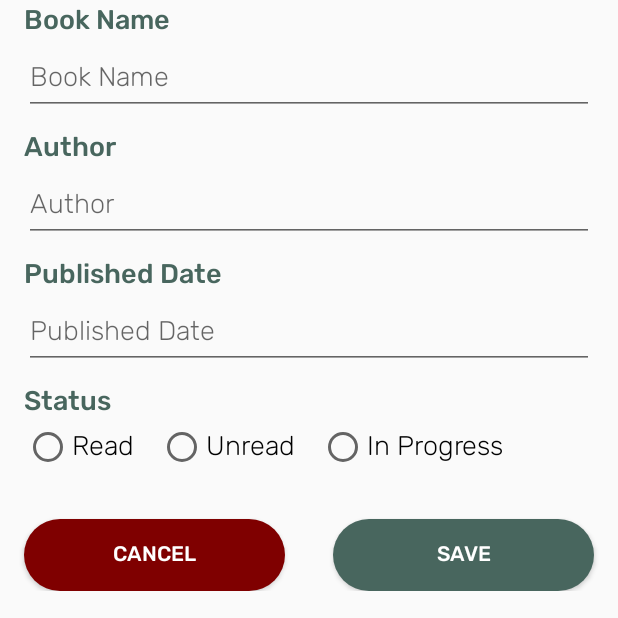
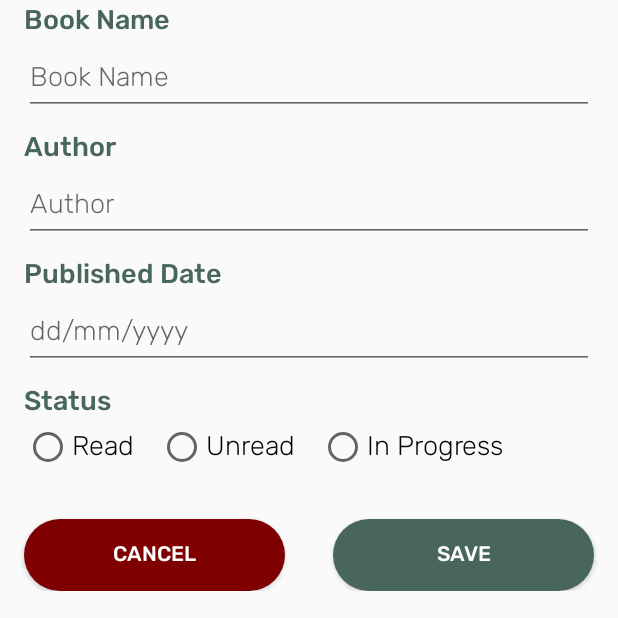
Before and after one commit to MariemMezghani/BookFinder-App, an Android app: the DetailFragment screen opened through its navigation route, on a phone screen of 412 x 824 dp, the top half of it. Run offline under Robolectric (Android 15) with nearby library versions, the phone set to English and light mode, and no system bars; our stand-ins replace Room's generated code, data binding.

Commit message:
show snackbar when no book and make published date edittext show dd/mm/yyyy

```diff
--- a/app/src/main/java/com/github/mariemmezghani/bookfinder/ListFragment.kt
+++ b/app/src/main/java/com/github/mariemmezghani/bookfinder/ListFragment.kt
@@ -15,6 +15,7 @@ import com.github.mariemmezghani.bookfinder.database.BookDatabase
 import com.github.mariemmezghani.bookfinder.databinding.FragmentListBinding
 import com.github.mariemmezghani.bookfinder.utils.Injection
 import com.github.mariemmezghani.bookfinder.viewModel.BookViewModel
+import com.google.android.material.snackbar.Snackbar
 
 
 class ListFragment : Fragment() {
--- a/app/src/main/java/com/github/mariemmezghani/bookfinder/viewModel/BookViewModel.kt
+++ b/app/src/main/java/com/github/mariemmezghani/bookfinder/viewModel/BookViewModel.kt
@@ -20,6 +20,10 @@ class BookViewModel(private val repository: BookRepository) : ViewModel() {
     val cancelNavigation: LiveData<Boolean>
         get() = _cancelNavigation
 
+    val showSnackBar: LiveData<Boolean>
+        get() = _showSnackBar
+    private var _showSnackBar = MutableLiveData<Boolean>()
+
     init {
         getAllBooks()
     }
@@ -27,10 +31,13 @@ class BookViewModel(private val repository: BookRepository) : ViewModel() {
     fun getAllBooks() = books
     fun onAddProduct(book: Book) {
         viewModelScope.launch {
-            repository.insert(book)
-            _navigateToListFragment.value = true
+            if (book.name == "") {
+                _showSnackBar.value = true
+            } else {
+                repository.insert(book)
+                _navigateToListFragment.value = true
+            }
         }
-
     }
 
     fun doneNavigating() {
@@ -45,5 +52,7 @@ class BookViewModel(private val repository: BookRepository) : ViewModel() {
         _cancelNavigation.value = false
     }
 
-
+    fun doneShowingSnackBar() {
+        _showSnackBar.value = false
+    }
 }
--- a/app/src/main/res/layout/fragment_detail.xml
+++ b/app/src/main/res/layout/fragment_detail.xml
@@ -93,7 +93,7 @@
                 android:layout_marginTop="8dp"
                 android:layout_marginEnd="16dp"
                 android:fontFamily="@font/rubik_medium"
-                android:text="@string/published_date_string"
+                android:text="@string/published_date_text"
                 android:textColor="@color/color_primary"
                 android:textSize="18sp"
                 app:layout_constraintEnd_toEndOf="parent"
@@ -109,7 +109,7 @@
                 android:ems="10"
                 android:fontFamily="@font/rubik_light"
                 android:hint="@string/published_date_string"
-                android:inputType="datetime"
+                android:inputType="date"
                 android:text="@={book.publishedDate}"
                 app:layout_constraintEnd_toEndOf="parent"
                 app:layout_constraintStart_toStartOf="parent"
--- a/app/src/main/res/values/strings.xml
+++ b/app/src/main/res/values/strings.xml
@@ -5,7 +5,8 @@
     <string name="save_button">save</string>
     <string name="book_name_string">Book Name</string>
     <string name="author_string">Author</string>
-    <string name="published_date_string">Published Date</string>
+    <string name="published_date_text">Published Date</string>
+    <string name="published_date_string">dd/mm/yyyy</string>
     <string name="status_string">Status</string>
     <string name="book_name_edittext">Book Name</string>
     <string name="author_edittext">Author</string>
```
Also changed, not shown: app/src/main/java/com/github/mariemmezghani/bookfinder/DetailFragment.kt (+15 -1 lines), app/src/main/java/com/github/mariemmezghani/bookfinder/utils/DateInputMask.kt (added, +57 -0 lines), app/src/main/res/drawable-anydpi/book_icon.xml (added, +20 -0 lines).
